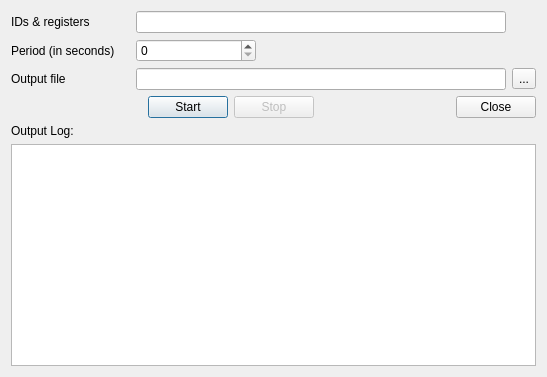
This is forms/BatchProcessor.ui in elnicoCZ/qmodbus as Qt 5 draws it before an edit. The edited form follows.
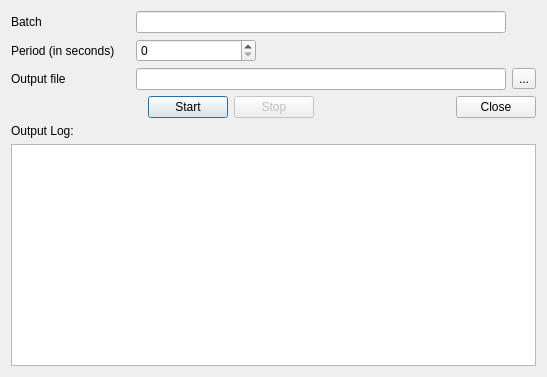
This is the edited form.

Commit message: #422: Batch syntax improved, tooltip help added.

```diff
--- a/forms/BatchProcessor.ui
+++ b/forms/BatchProcessor.ui
@@ -75,7 +75,7 @@
      <item row="0" column="0">
       <widget class="QLabel" name="label_6">
        <property name="text">
-        <string>IDs &amp;&amp; registers</string>
+        <string>Batch</string>
        </property>
        <property name="buddy">
         <cstring>slaveEdit</cstring>
```
Left out of the diff: 12 changed lines with no effect on the pictures. The commit also changes 2 other files.
